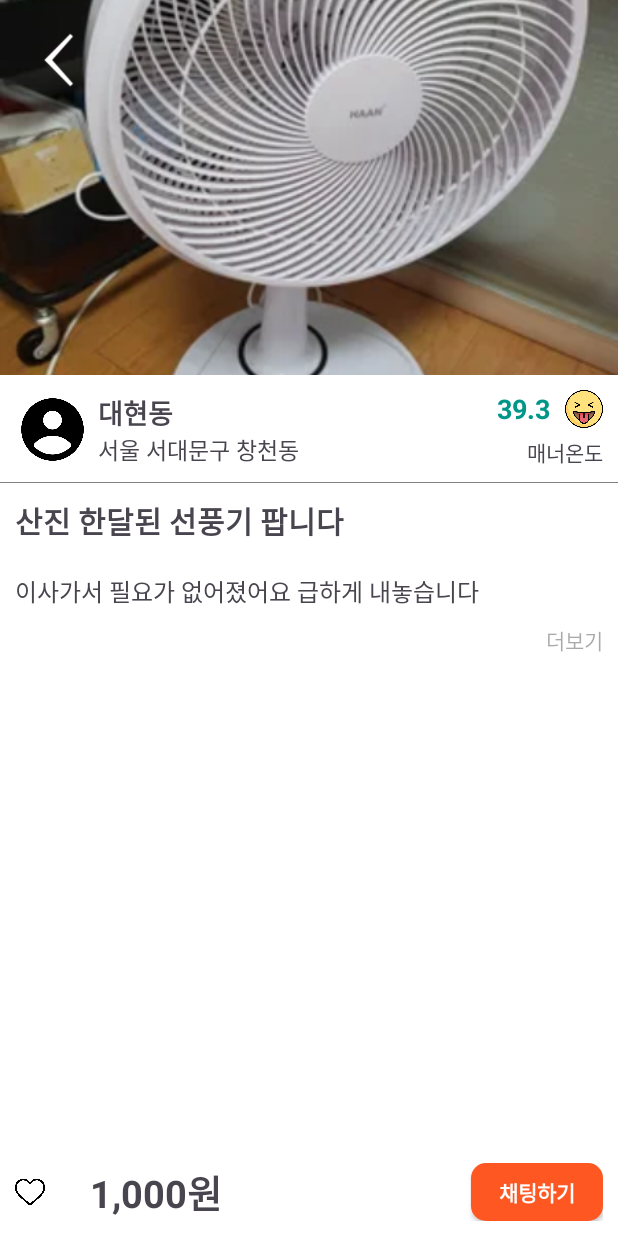
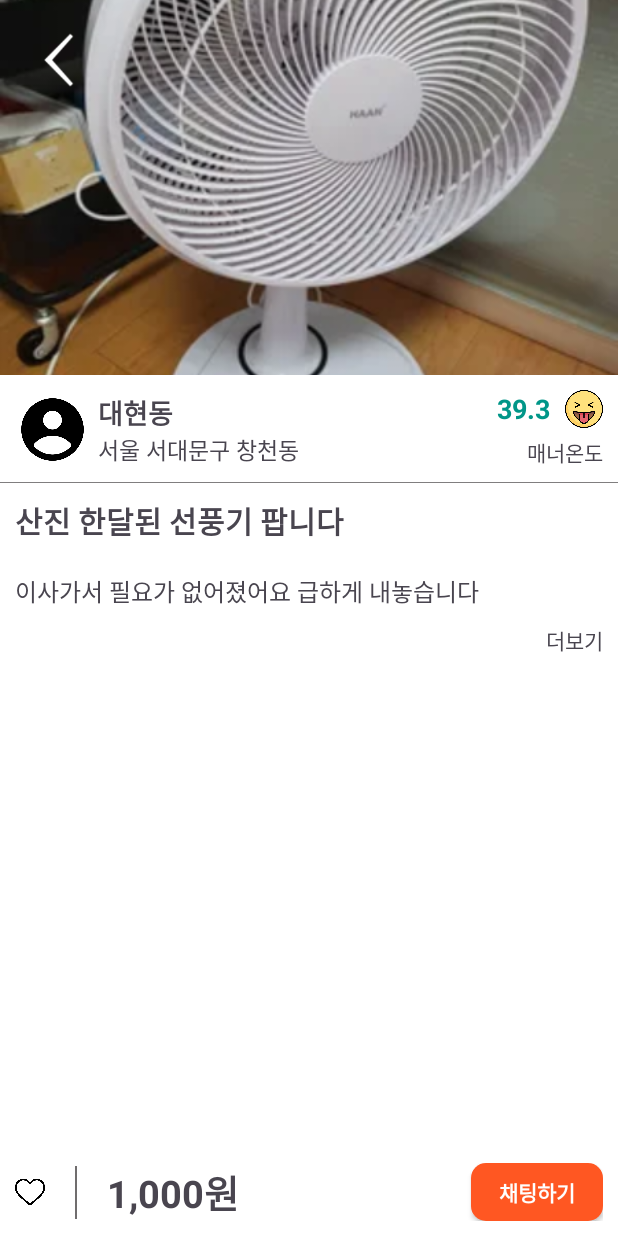
Before and after one commit to Jisung15/Apple-Market, an Android app: the screen it shows after launch (DetailActivity), after a tap on "산진 한달된 선풍기 팝니다", on a phone screen of 412 x 824 dp. Run offline under Robolectric (Android 15) with nearby library versions, the phone set to English and light mode, and no system bars.

Commit message:
메인 페이지 가격 표시 수정, 디테일 페이지 bottom에 구분선 추가

```diff
--- a/app/src/main/java/com/example/applemarket/DetailActivity.kt
+++ b/app/src/main/java/com/example/applemarket/DetailActivity.kt
@@ -1,6 +1,7 @@
 package com.example.applemarket
 
 import android.content.Intent
+import android.icu.text.DecimalFormat
 import com.google.android.material.snackbar.Snackbar
 import android.os.Bundle
 import android.view.View
@@ -33,13 +34,16 @@ class DetailActivity : AppCompatActivity() {
         // DataList -> MainActivity 에서 받아옴
         val item = intent.getParcelableExtra<Item>(ITEM)
 
+        var dec = DecimalFormat("#,###")
+        var test = item?.dPrice
+
         // 그 받아온 DataList 에서 값을 꺼내서 각각의 위젯에 적용
         binding.ivDetailImage.setImageResource(item?.dImage ?: 0)
         binding.tvDetailName.text = item?.dName
         binding.tvDetailAddress.text = item?.dAddress
         binding.tvDetailTitle.text = item?.dItemText
         binding.tvDetailMessage.text = item?.dMessage
-        binding.tvDetailPrice.text = item?.dPrice
+        binding.tvDetailPrice.text = "${dec.format(test)}원"
 
         // 좋아요 개수 변경을 확인 하기 위한 변수
         var count: Int = item?.dHeart ?: 0          // 이건 좋아요 개수 인데 DetailPage에 표시하는 건 아니지만, 나중에 필요하니 여기로 따로 빼놓음
@@ -76,21 +80,21 @@ class DetailActivity : AppCompatActivity() {
         // 이거 if문에 3줄 초과로 하면 긴 텍스트 같은 거 볼 때 더보기 버튼 아예 안 보인다.. ㅠㅠ
         // 일정 줄 수 미만인 경우는 더보기 버튼이 아예 안 보여야 하니... 참 어렵다..
         binding.tvDetailMessage.post {
-            if (binding.tvDetailMessage.maxLines >= 3) binding.tvMaxLine.visibility = View.VISIBLE
+            if (binding.tvDetailMessage.maxLines >= 3) binding.tvShowDetailButton.visibility = View.VISIBLE
         }
 
         // 더보기 버튼 눌렀는지 확인하기 위한 변수
         var checkDetail = false
 
         // 더보기 버튼 눌렀을 때 설정
-        binding.tvMaxLine.setOnClickListener {
+        binding.tvShowDetailButton.setOnClickListener {
             checkDetail = !checkDetail                                       // 이거  안 써주면 에러 나던데 왜 그런지는 모르겠다.. ㅋ
             if (checkDetail) {
                 binding.tvDetailMessage.maxLines = Int.MAX_VALUE
-                binding.tvMaxLine.text = "접기"
+                binding.tvShowDetailButton.text = "접기"
             } else {
                 binding.tvDetailMessage.maxLines = 3
-                binding.tvMaxLine.text = "더보기"
+                binding.tvShowDetailButton.text = "더보기"
             }
         }
 
--- a/app/src/main/java/com/example/applemarket/Item.kt
+++ b/app/src/main/java/com/example/applemarket/Item.kt
@@ -9,7 +9,7 @@ data class Item(
     val dImage: Int,
     val dItemText: String,
     val dAddress: String,
-    val dPrice: String,
+    val dPrice: Int,
     val dChat: Int,
     var dHeart: Int,
     val dName: String,
--- a/app/src/main/java/com/example/applemarket/MainActivity.kt
+++ b/app/src/main/java/com/example/applemarket/MainActivity.kt
@@ -55,7 +55,7 @@ class MainActivity : AppCompatActivity() {
                 R.drawable.sample1,
                 getString(R.string.sample1_title),
                 getString(R.string.sample1_address),
-                getString(R.string.sample_1_price),
+                1000,
                 25,
                 13,
                 getString(R.string.sample_1_name),
@@ -67,7 +67,7 @@ class MainActivity : AppCompatActivity() {
                 R.drawable.sample2,
                 getString(R.string.sample2_title),
                 getString(R.string.sample2_address),
-                getString(R.string.sample_2_price),
+                20000,
                 28,
                 8,
                 getString(R.string.sample_2_name),
@@ -79,7 +79,7 @@ class MainActivity : AppCompatActivity() {
                 R.drawable.sample3,
                 getString(R.string.sample3_title),
                 getString(R.string.sample3_address),
-                getString(R.string.sample_3_price),
+                10000,
                 5,
                 23,
                 getString(R.string.sample_3_name),
@@ -91,7 +91,7 @@ class MainActivity : AppCompatActivity() {
                 R.drawable.sample4,
                 getString(R.string.sample4_title),
                 getString(R.string.sample4_address),
-                getString(R.string.sample_4_price),
+                10000,
                 17,
                 14,
                 getString(R.string.sample_4_name),
@@ -103,7 +103,7 @@ class MainActivity : AppCompatActivity() {
                 R.drawable.sample5,
                 getString(R.string.sample5_title),
                 getString(R.string.sample5_address),
-                getString(R.string.sample_5_price),
+                150000,
                 9,
                 22,
                 getString(R.string.sample_5_name),
@@ -115,7 +115,7 @@ class MainActivity : AppCompatActivity() {
                 R.drawable.sample6,
                 getString(R.string.sample6_title),
                 getString(R.string.sample6_address),
-                getString(R.string.sample_6_price),
+                50000,
                 16,
                 25,
                 getString(R.string.sample_6_name),
@@ -127,7 +127,7 @@ class MainActivity : AppCompatActivity() {
                 R.drawable.sample7,
                 getString(R.string.sample7_title),
                 getString(R.string.sample7_address),
-                getString(R.string.sample_7_price),
+                150000,
                 54,
                 142,
                 getString(R.string.sample_7_name),
@@ -139,7 +139,7 @@ class MainActivity : AppCompatActivity() {
                 R.drawable.sample8,
                 getString(R.string.sample8_title),
                 getString(R.string.sample8_address),
-                getString(R.string.sample_8_price),
+                180000,
                 7,
                 31,
                 getString(R.string.sample_8_name),
@@ -151,7 +151,7 @@ class MainActivity : AppCompatActivity() {
                 R.drawable.sample9,
                 getString(R.string.sample9_title),
                 getString(R.string.sample9_address),
-                getString(R.string.sample_9_price),
+                30000,
                 28,
                 7,
                 getString(R.string.sample_9_name),
@@ -163,7 +163,7 @@ class MainActivity : AppCompatActivity() {
                 R.drawable.sample10,
                 getString(R.string.sample10_title),
                 getString(R.string.sample10_address),
-                getString(R.string.sample_10_price),
+                190000,
                 6,
                 40,
                 getString(R.string.sample_10_name),
--- a/app/src/main/java/com/example/applemarket/MyAdapter.kt
+++ b/app/src/main/java/com/example/applemarket/MyAdapter.kt
@@ -1,5 +1,6 @@
 package com.example.applemarket
 
+import android.icu.text.DecimalFormat
 import android.view.LayoutInflater
 import android.view.View
 import android.view.ViewGroup
@@ -54,12 +55,15 @@ class MyAdapter(private val item: MutableList<Item>) : RecyclerView.Adapter<MyAd
             longClick?.onLongClick(it, position); true
         }
 
+        var dec = DecimalFormat("#,###")
+        var test = item[position].dPrice
+
         // DataList에 있는 값을 Adapter에 넣어주기 시작
         // 이것들을 묶어서 item_recycler_view.xml에 넣고, 그걸 RecyclerView로 MainActivity에 쭈욱 넣을 것이다.
         holder.image.setImageResource(item[position].dImage)
         holder.mainText.text = item[position].dItemText
         holder.address.text = item[position].dAddress
-        holder.price.text = item[position].dPrice
+        holder.price.text = "${dec.format(test)}원"
         holder.chat.text = item[position].dChat.toString()
         holder.heartCount.text = item[position].dHeart.toString()
 
--- a/app/src/main/res/layout/activity_detail.xml
+++ b/app/src/main/res/layout/activity_detail.xml
@@ -127,11 +127,11 @@
                 app:layout_constraintTop_toBottomOf="@id/tv_detail_title" />
 
             <TextView
-                android:id="@+id/tv_max_line"
+                android:id="@+id/tv_show_detail_button"
                 android:layout_width="wrap_content"
                 android:layout_height="wrap_content"
                 android:layout_marginEnd="10dp"
-                android:hint="@string/tv_max_line"
+                android:text="@string/tv_show_detail_button"
                 android:visibility="gone"
                 app:layout_constraintEnd_toEndOf="parent"
                 app:layout_constraintTop_toBottomOf="@id/tv_detail_message" />
@@ -173,16 +173,26 @@
             app:layout_constraintStart_toStartOf="parent"
             app:layout_constraintTop_toTopOf="parent" />
 
+        <View
+            android:id="@+id/divider"
+            android:layout_width="1dp"
+            android:layout_height="35dp"
+            android:layout_marginStart="20dp"
+            app:layout_constraintStart_toEndOf="@id/iv_bottom_heart"
+            app:layout_constraintTop_toTopOf="parent"
+            app:layout_constraintBottom_toBottomOf="parent"
+            android:background="@color/gray"/>
+
         <TextView
             android:id="@+id/tv_detail_price"
             style="@style/bottom_price"
             android:layout_width="wrap_content"
             android:layout_height="wrap_content"
-            android:layout_marginStart="30dp"
+            android:layout_marginStart="20dp"
             android:text="@string/sample_1_price"
-            app:layout_constraintBottom_toBottomOf="@id/iv_bottom_heart"
-            app:layout_constraintStart_toEndOf="@id/iv_bottom_heart"
-            app:layout_constraintTop_toTopOf="@id/iv_bottom_heart" />
+            app:layout_constraintBottom_toBottomOf="parent"
+            app:layout_constraintStart_toEndOf="@id/divider"
+            app:layout_constraintTop_toTopOf="parent" />
 
         <androidx.appcompat.widget.AppCompatButton
             android:id="@+id/btn_chat_button"
--- a/app/src/main/res/values/colors.xml
+++ b/app/src/main/res/values/colors.xml
@@ -4,4 +4,5 @@
     <color name="white">#FFFFFFFF</color>
 
     <color name="yellow">#FFEB3B</color>
+    <color name="gray">#706D6E</color>
 </resources>
--- a/app/src/main/res/values/strings.xml
+++ b/app/src/main/res/values/strings.xml
@@ -88,7 +88,7 @@
 
     <string name="button_message">채팅하기</string>
 
-    <string name="tv_max_line">더보기</string>
+    <string name="tv_show_detail_button">더보기</string>
 
     <string name="empty">모든 항목이 삭제되었습니다.</string>
 </resources>
```
